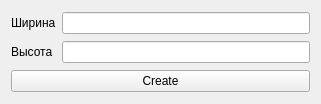
First picture: the form in visual_qt_polymorphism/createrectangledialog.ui, repository rokcot/practice_C_plusplus, before the edit.
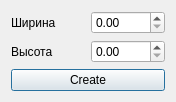
Second picture: the form after the edit.

Commit message: added basic dialogs and implemented operations with objects

What changed in the file:
```diff
--- a/visual_qt_polymorphism/createrectangledialog.ui
+++ b/visual_qt_polymorphism/createrectangledialog.ui
@@ -1,13 +1,13 @@
 <?xml version="1.0" encoding="UTF-8"?>
 <ui version="4.0">
  <class>CreateRectangleDialog</class>
- <widget class="QWidget" name="CreateRectangleDialog">
+ <widget class="QDialog" name="CreateRectangleDialog">
   <property name="geometry">
    <rect>
     <x>0</x>
     <y>0</y>
-    <width>321</width>
-    <height>104</height>
+    <width>176</width>
+    <height>98</height>
    </rect>
   </property>
   <property name="windowTitle">
@@ -21,9 +21,6 @@
      </property>
     </widget>
    </item>
-   <item row="0" column="1">
-    <widget class="QLineEdit" name="lineEdit_2"/>
-   </item>
    <item row="1" column="0">
     <widget class="QLabel" name="heightlabel">
      <property name="text">
@@ -31,9 +28,6 @@
      </property>
     </widget>
    </item>
-   <item row="1" column="1">
-    <widget class="QLineEdit" name="heigthEdit"/>
-   </item>
    <item row="2" column="0" colspan="2">
     <widget class="QPushButton" name="createButton">
      <property name="text">
@@ -41,6 +35,12 @@
      </property>
     </widget>
    </item>
+   <item row="0" column="1">
+    <widget class="QDoubleSpinBox" name="doubleRectangleBoxWidth"/>
+   </item>
+   <item row="1" column="1">
+    <widget class="QDoubleSpinBox" name="doubleRectangleBoxHeigth"/>
+   </item>
   </layout>
  </widget>
  <resources/>
```
Left out of the diff: 19 changed lines with no effect on the pictures. The commit also changes 15 other files.
